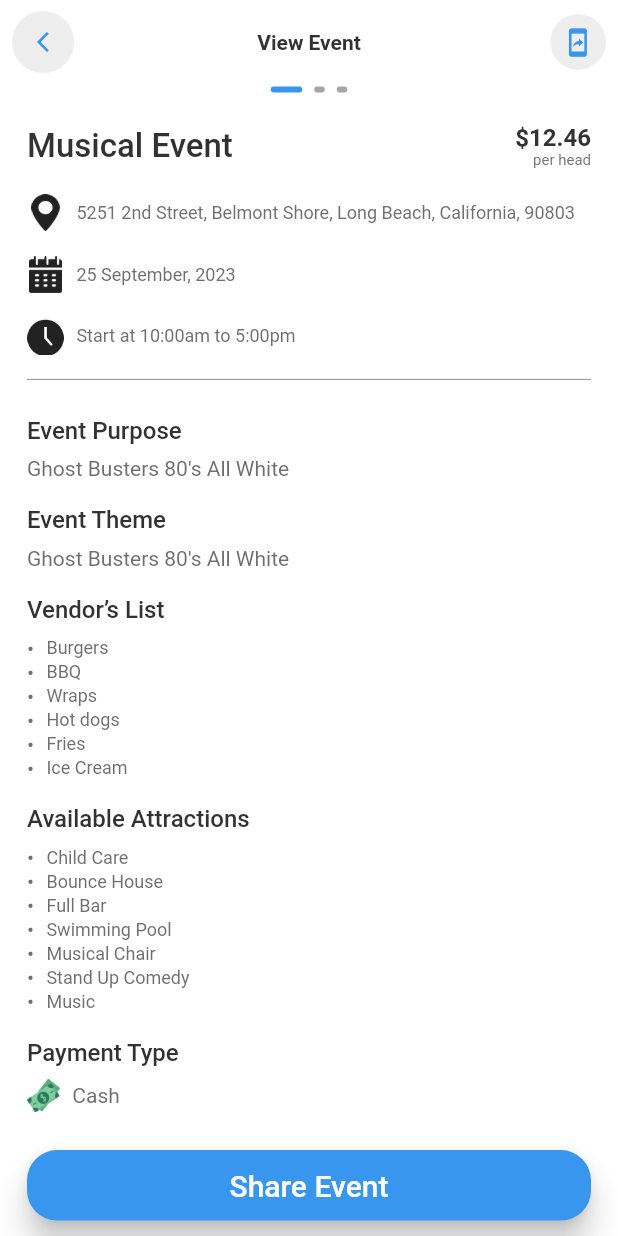
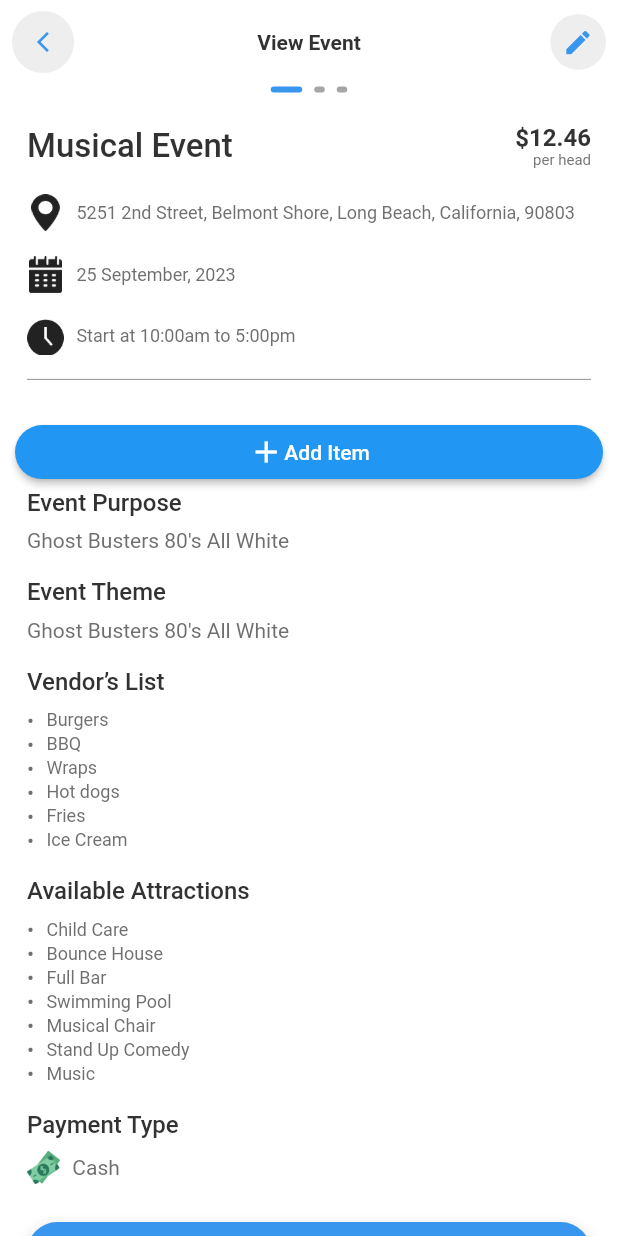
Before and after one commit to francofantillo/side-hustle-app, a Flutter app: the screen it shows after launch, scrolled down 227 dp, on a phone screen of 412 x 824 dp. Run offline on Flutter 3.47's test engine with Material 2 defaults, Android fonts, the light colour scheme and no system bars; drawn by our look-alikes of smooth_page_indicator; our stand-ins replace awesome_dialog, cached_network_image, device_preview, dropdown_button2, flutter_easyloading, flutter_screenutil and 3 more; network calls fail; Roboto replaces fonts that are missing (Gilroy-Regular, Jost-Regular).

Commit message:
view event

```diff
--- a/lib/base_widget/base_widget.dart
+++ b/lib/base_widget/base_widget.dart
@@ -104,7 +104,7 @@ class _BaseWidgetState extends State<BaseWidget> {
               title: AppStrings.APP_TITLE,
               debugShowCheckedModeBanner: false,
               // initialRoute: AppRoutes.splashScreenRoute,
-              initialRoute: AppRoutes.viewEventScreenRoute,
+              initialRoute: AppRoutes.viewEventSelfScreenRoute,
               // initialRoute: AppRoutes.bottomTabsScreenRoute,
               onGenerateRoute: AppRouter().onGenerateRoute,
             );
--- a/lib/event/view_event.dart
+++ b/lib/event/view_event.dart
@@ -6,12 +6,15 @@ import 'package:side_hustle/utils/app_enums.dart';
 import 'package:side_hustle/utils/app_list.dart';
 import 'package:side_hustle/utils/app_strings.dart';
 import 'package:side_hustle/utils/assets_path.dart';
+import 'package:side_hustle/utils/custom_icon_icons.dart';
 import 'package:side_hustle/widgets/background_widget.dart';
 import 'package:side_hustle/widgets/buttons/back_button.dart';
 import 'package:side_hustle/widgets/buttons/circular_icon_button.dart';
 import 'package:side_hustle/widgets/buttons/custom_material_button.dart';
 import 'package:side_hustle/widgets/image_slider/image_slider.dart';
+import 'package:side_hustle/widgets/images/circular_cache_image.dart';
 import 'package:side_hustle/widgets/images/circular_image.dart';
+import 'package:side_hustle/widgets/images/rounded_image_with_background_color.dart';
 import 'package:side_hustle/widgets/list/bullet_point_list.dart';
 import 'package:side_hustle/widgets/size_widget.dart';
 import 'package:side_hustle/widgets/text/text_widget.dart';
@@ -48,7 +51,7 @@ class _ViewEventState extends State<ViewEvent> {
               padding: const EdgeInsets.only(right: 8.0),
               child: IconButton(
                 icon: Icon(
-                  Icons.mobile_screen_share_outlined,
+                  CustomIcon.forward,
                   size: 0.05.sw,
                   color: AppColors.primaryColor,
                 ),
@@ -117,49 +120,58 @@ class _ViewEventState extends State<ViewEvent> {
                   ],
                 ),
               ),
-              height(0.02.sh),
-              Padding(
-                padding: const EdgeInsets.symmetric(horizontal: 8.0),
-                child: Row(
-                  mainAxisAlignment: MainAxisAlignment.start,
-                  children: [
-                    ImageIcon(
-                      const AssetImage(AssetsPath.calender),
-                      size: AppDimensions.applyForJobIconSize,
-                    ),
-                    width(0.02.sw),
-                    Expanded(
-                      child: textWidget(
-                          text: AppStrings.jobDateText,
-                          fontSize: AppDimensions.textSizeVerySmall),
-                    ),
-                  ],
+              height(0.01.sh),
+              const Padding(
+                padding: EdgeInsets.symmetric(horizontal: 8.0),
+                child: Divider(
+                  color: AppColors.greyColor,
                 ),
               ),
               height(0.02.sh),
               Padding(
                 padding: const EdgeInsets.symmetric(horizontal: 8.0),
+                child: textWidget(
+                    text: AppStrings.eventPostedBy,
+                    fontWeight: FontWeight.w500,
+                    color: AppColors.textBlackColor,
+                    fontSize: AppDimensions.textSizeNormal),
+              ),
+              Padding(
+                padding: const EdgeInsets.only(left: 8.0),
                 child: Row(
-                  mainAxisAlignment: MainAxisAlignment.start,
+                  mainAxisAlignment: MainAxisAlignment.spaceBetween,
+                  crossAxisAlignment: CrossAxisAlignment.center,
                   children: [
-                    ImageIcon(
-                      const AssetImage(AssetsPath.time),
-                      size: AppDimensions.applyForJobIconSize,
+                    Expanded(
+                      child: Row(
+                        children: [
+                          CircularCacheImageWidget(
+                            showLoading: false,
+                            image: AssetsPath.userProfileJob,
+                            boarderColor: AppColors.primaryColor,
+                            imageHeight: .09.sh,
+                            imageWidth: .09.sw,
+                          ),
+                          width(.02.sw),
+                          Expanded(
+                            child: textWidget(
+                                text: AppStrings.eventPostedProfileName,
+                                fontSize: 12.sp,
+                                fontWeight: FontWeight.w500,
+                                color: AppColors.textBlackColor),
+                          ),
+                        ],
+                      ),
                     ),
-                    width(0.02.sw),
-                    Expanded(
-                      child: textWidget(
-                          text: AppStrings.eventTimeText,
-                          fontSize: AppDimensions.textSizeVerySmall),
+                    RoundedImageWithBackgroundColor(
+                      assetPath: AssetsPath.message,
+                      imageHeight: .03.sh,
+                      imageWidth: .06.sw,
+                      backgroundColor: AppColors.primaryColor,
+                      socialButtonSize: .03.sh,
+                      borderRadius: 12,
                     ),
                   ],
-                ),
-              ),
-              height(0.01.sh),
-              const Padding(
-                padding: EdgeInsets.symmetric(horizontal: 8.0),
-                child: Divider(
-                  color: AppColors.greyColor,
                 ),
               ),
               height(0.02.sh),
@@ -176,7 +188,7 @@ class _ViewEventState extends State<ViewEvent> {
                 padding: const EdgeInsets.symmetric(horizontal: 8.0),
                 child: textWidget(
                     text: AppStrings.eventPurposeText,
-                    fontSize: AppDimensions.textSizeSmall),
+                    fontSize: AppDimensions.textSizeNormal),
               ),
               height(0.02.sh),
               Padding(
@@ -257,7 +269,7 @@ class _ViewEventState extends State<ViewEvent> {
                 child: customMaterialButton(
                     onPressed: () {},
                     color: AppColors.primaryColor,
-                    name: AppStrings.shareEvent),
+                    name: AppStrings.interestedInEvent),
               )
             ],
           ),
--- a/lib/event/view_event_self.dart
+++ b/lib/event/view_event_self.dart
@@ -34,7 +34,7 @@ class _ViewEventSelfState extends State<ViewEventSelf> {
         child:
             backButton(onPressed: () => Navigator.pop(context), iconSize: 16),
       ),
-      actions:  [
+      actions: [
         Padding(
           padding: const EdgeInsets.symmetric(horizontal: 8.0),
           child: Container(
@@ -52,13 +52,12 @@ class _ViewEventSelfState extends State<ViewEventSelf> {
                   size: 0.05.sw,
                   color: AppColors.primaryColor,
                 ),
-                onPressed: (){},
+                onPressed: () {},
               ),
             ),
           ),
         )
       ],
-
       body: SingleChildScrollView(
         scrollDirection: Axis.vertical,
         physics: const AlwaysScrollableScrollPhysics(
@@ -163,6 +162,33 @@ class _ViewEventSelfState extends State<ViewEventSelf> {
                 ),
               ),
               height(0.02.sh),
+              SizedBox(
+                width: 1.sw,
+                child: ElevatedButton(
+                  onPressed: () {
+                    // Add your button click logic here
+                  },
+                  style: ElevatedButton.styleFrom(
+                    primary: Colors.blue, // Set the background color
+                    shape: RoundedRectangleBorder(
+                      borderRadius: BorderRadius.circular(30.0), // Make it round
+                    ),
+                  ),
+                  child: Row(
+                    mainAxisSize: MainAxisSize.min,
+                    children: <Widget>[
+                      Icon(
+                        Icons.add,
+                        color: Colors.white, // Set the icon color
+                      ),
+                      Text(
+                        'Add Item',
+                        style: TextStyle(color: Colors.white),
+                      ),
+                    ],
+                  ),
+                ),
+              ),
               Padding(
                 padding: const EdgeInsets.symmetric(horizontal: 8.0),
                 child: textWidget(
@@ -241,7 +267,11 @@ class _ViewEventSelfState extends State<ViewEventSelf> {
                 child: Row(
                   mainAxisAlignment: MainAxisAlignment.start,
                   children: [
-                    Image.asset(AssetsPath.cash, width: 22, height: 22,),
+                    Image.asset(
+                      AssetsPath.cash,
+                      width: 22,
+                      height: 22,
+                    ),
                     width(0.02.sw),
                     Expanded(
                       child: textWidget(
--- a/lib/utils/app_strings.dart
+++ b/lib/utils/app_strings.dart
@@ -204,13 +204,17 @@ class AppStrings {
   static const String eventAvailableAttractionsHint =
       "Child Care, Bounce House, Full Bar, Swimming Pool, Musical Chair, Stand Up Comedy, Music";
   static const String viewEvent = "View Event";
+  static const String viewProfile = "View Profile";
   static const String attendees = "Attendees";
   static const String viewEventMusical = "Musical Event";
   static const String viewAttendees = "View Attendees";
   static const String vendorsList = "Vendor’s List";
   static const String shareEvent = "Share Event";
+  static const String interestedInEvent = "Interested in Event";
   static const String eventPrice = "\$12.46";
   static const String perHead = "per head";
   static const String eventTimeText = "Start at 10:00am to 5:00pm";
+  static const String eventPostedBy = "Event Posted by";
+  static const String eventPostedProfileName = "Leo Lubin";
 
 }
--- a/lib/widgets/buttons/circular_icon_button.dart
+++ b/lib/widgets/buttons/circular_icon_button.dart
@@ -4,6 +4,7 @@ import 'package:side_hustle/utils/app_colors.dart';
 
 class CircularIconButton extends StatelessWidget {
   final IconData icon;
+  final double? height, width;
   final VoidCallback onPressed;
   final Color backgroundColor;
   final Color iconColor;
@@ -14,6 +15,8 @@ class CircularIconButton extends StatelessWidget {
     required this.icon,
     required this.onPressed,
     required this.backgroundColor,
+    this.height,
+    this.width,
     this.iconColor = AppColors.primaryColor,
     this.iconSize = 24.0,
   });
@@ -21,13 +24,14 @@ class CircularIconButton extends StatelessWidget {
   @override
   Widget build(BuildContext context) {
     return Container(
-      width: 0.11.sw, // Adjust as needed
-      height: 0.11.sw, // Adjust as needed
+      width: width ?? 0.11.sw, // Adjust as needed
+      height: height ?? 0.11.sw, // Adjust as needed
       decoration: BoxDecoration(
         shape: BoxShape.circle,
         color: backgroundColor,
       ),
       child: IconButton(
+        padding: EdgeInsets.zero,
         icon: Icon(
           icon,
           size: iconSize,
--- a/lib/widgets/buttons/custom_material_button.dart
+++ b/lib/widgets/buttons/custom_material_button.dart
@@ -3,10 +3,12 @@ import 'package:flutter_screenutil/flutter_screenutil.dart';
 import 'package:side_hustle/utils/app_colors.dart';
 import 'package:side_hustle/utils/app_dimen.dart';
 
-Widget customMaterialButton({String? name,
+Widget customMaterialButton(
+    {String? name,
     Color? color,
     double? width,
     double? height,
+    double? borderRadius,
     required Function() onPressed}) {
   return CustomMaterialButton(
     name: name,
@@ -14,6 +16,7 @@ Widget customMaterialButton({String? name,
     width: width,
     height: height,
     onPressed: onPressed,
+    borderRadius: borderRadius,
   );
 }
 
@@ -22,11 +25,14 @@ class CustomMaterialButton extends StatelessWidget {
   final Color? color;
   final double? width;
   final double? height;
+  final double? borderRadius;
   final Function()? onPressed;
 
-  const CustomMaterialButton({super.key,
+  const CustomMaterialButton(
+      {super.key,
       this.name,
       this.color,
+      this.borderRadius,
       this.height,
       this.width,
       this.onPressed});
@@ -35,7 +41,8 @@ class CustomMaterialButton extends StatelessWidget {
   Widget build(BuildContext context) {
     return MaterialButton(
       minWidth: width != null ? null : 1.sw,
-      elevation: AppDimensions.defaultButtonElevation, // what are the Google Material Design guidelines text field, buttons and appBar elevation
+      elevation: AppDimensions.defaultButtonElevation,
+      // what are the Google Material Design guidelines text field, buttons and appBar elevation
       padding: EdgeInsets.only(
         right: width != null ? AppDimensions.buttonDefaultWidth : 0,
         top: height != null ? AppDimensions.buttonDefaultHeight : 12,
@@ -47,7 +54,7 @@ class CustomMaterialButton extends StatelessWidget {
       textColor: Colors.white,
       shape: RoundedRectangleBorder(
         borderRadius:
-        BorderRadius.circular(20.0), // Adjust the radius as needed
+            BorderRadius.circular(borderRadius ?? 20.0), // Adjust the radius as needed
       ),
       child: Text(
         name ?? "",
```
Also changed, not shown: lib/event/attendees.dart (+12 -57 lines), lib/event/widgets/attendees_confirmed_list.dart (added, +93 -0 lines), lib/event/widgets/attendees_interested_list.dart (added, +84 -0 lines), lib/utils/custom_icon_icons.dart (added, +32 -0 lines), pubspec.yaml (+8 -1 lines), assets/font/CustomIcon.ttf (added). Lines whose indentation alone changed are shown as unchanged.
